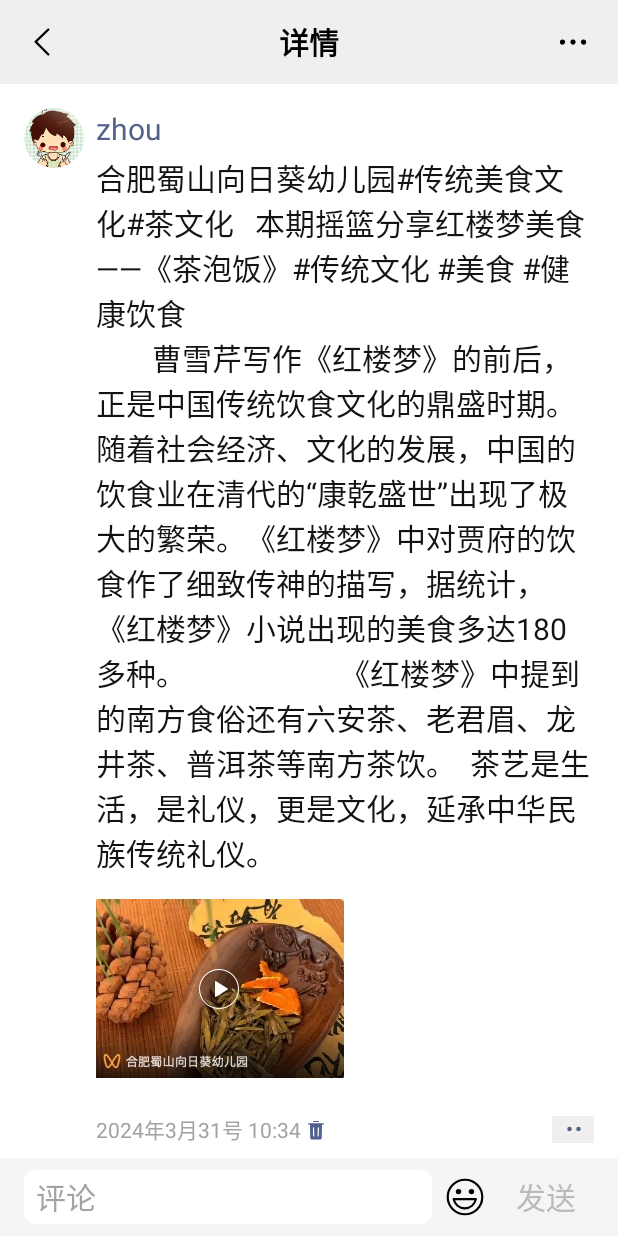
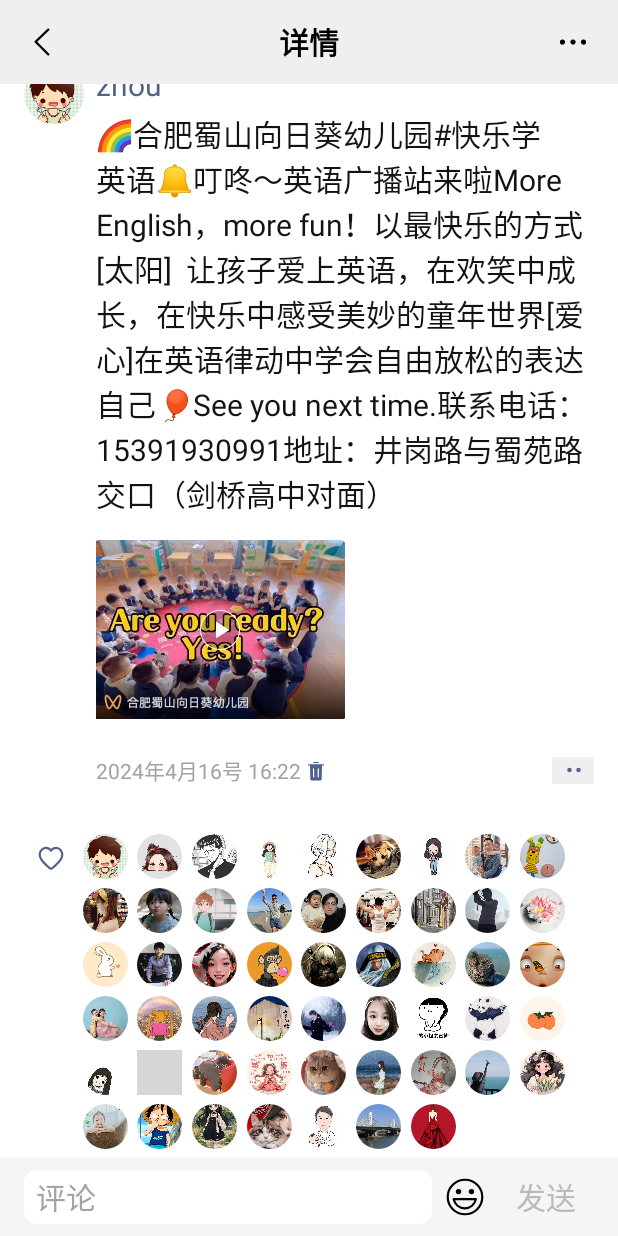
Before and after one commit to chuwuwang/open-android-architecture-components, an Android app: the WXDetailActivity screen opened directly, with no data from a screen before it, on a phone screen of 412 x 824 dp. Run offline under Robolectric (Android 15) with nearby library versions, the phone set to English and light mode, and no system bars; plain views replace RoundImageView; network calls fail; grey boxes are pictures that could not be loaded.

Commit message:
feat：更新微信分享

```diff
--- a/app/src/main/java/com/nsz/kotlin/open/source/WXDetailActivity.kt
+++ b/app/src/main/java/com/nsz/kotlin/open/source/WXDetailActivity.kt
@@ -33,12 +33,13 @@ class WXDetailActivity : AppCompatActivity() {
         authorDataList.add(R.drawable.ic_author)
         authorDataList.add(R.drawable.profile_46)
         val set = HashSet<Int>()
-        for (index in 1..48) {
+        for (index in 1..56) {
             val random = (0..112).random()
             val item = authorList[random]
             set.add(item)
-            if (index == 16) set.add(R.drawable.profile_126)
-            if (index == 17) set.add(R.drawable.profile_39)
+            // if (index == 16) set.add(R.drawable.profile_126)
+            // if (index == 17) set.add(R.drawable.profile_39)
+            if (index == 17) set.add(R.drawable.profile_32)
         }
         authorDataList.addAll(set)
 
@@ -47,10 +48,9 @@ class WXDetailActivity : AppCompatActivity() {
         authorRecyclerView.layoutManager = gridLayoutManager
         authorRecyclerView.adapter = AuthorAdapter()
 
-        findViewById<TextView>(R.id.time_text).text = "2024年3月31号 10:34"
-        findViewById<TextView>(R.id.title_text).text = "合肥蜀山向日葵幼儿园#传统美食文化#茶文化   本期摇篮分享红楼梦美食——《茶泡饭》#传统文化 #美食 #健康饮食\n" +
-                "        曹雪芹写作《红楼梦》的前后，正是中国传统饮食文化的鼎盛时期。随着社会经济、文化的发展，中国的饮食业在清代的“康乾盛世”出现了极大的繁荣。《红楼梦》中对贾府的饮食作了细致传神的描写，据统计，《红楼梦》小说出现的美食多达180多种。                      《红楼梦》中提到的南方食俗还有六安茶、老君眉、龙井茶、普洱茶等南方茶饮。  茶艺是生活，是礼仪，更是文化，延承中华民族传统礼仪。"
-        findViewById<ImageView>(R.id.task_image).setImageResource(R.drawable.task_3)
+        findViewById<TextView>(R.id.time_text).text = "2024年4月16号 16:22"
+        findViewById<TextView>(R.id.title_text).text = "\uD83C\uDF08合肥蜀山向日葵幼儿园#快乐学英语\uD83D\uDD14叮咚～英语广播站来啦More English，more fun！以最快乐的方式[太阳]  让孩子爱上英语，在欢笑中成长，在快乐中感受美妙的童年世界[爱心]在英语律动中学会自由放松的表达自己\uD83C\uDF88See you next time.联系电话：15391930991地址：井岗路与蜀苑路交口（剑桥高中对面）"
+        findViewById<ImageView>(R.id.task_image).setImageResource(R.drawable.task_20240416)
 
         var comment = Comment(R.drawable.ic_author, "zhou", "为完成学校任务，求各位大佬们继续点赞", "2024年3月31号 10:32")
         // commentDataList.add(comment)
@@ -58,7 +58,9 @@ class WXDetailActivity : AppCompatActivity() {
         // commentDataList.add(comment)
         comment = Comment(R.drawable.profile_47, "王聪 - 商米", "可以的，", "2024年3月31号 14:10")
         // commentDataList.add(comment)
-        comment = Comment(R.drawable.profile_39, "陈实", "老倪，你变了", "2024年3月31号 13:48")
+        // comment = Comment(R.drawable.profile_39, "陈实", "老倪，你变了", "2024年3月31号 13:48")
+        // commentDataList.add(comment)
+        comment = Comment(R.drawable.profile_32, "刘杰 - 商米", "我要开始收费了", "2024年4月16号 19:35")
         commentDataList.add(comment)
 
         val linearLayoutManager = LinearLayoutManager(this)
```
Also changed, not shown: app/src/main/res/drawable-hdpi/task_20240416.jpg (added).
